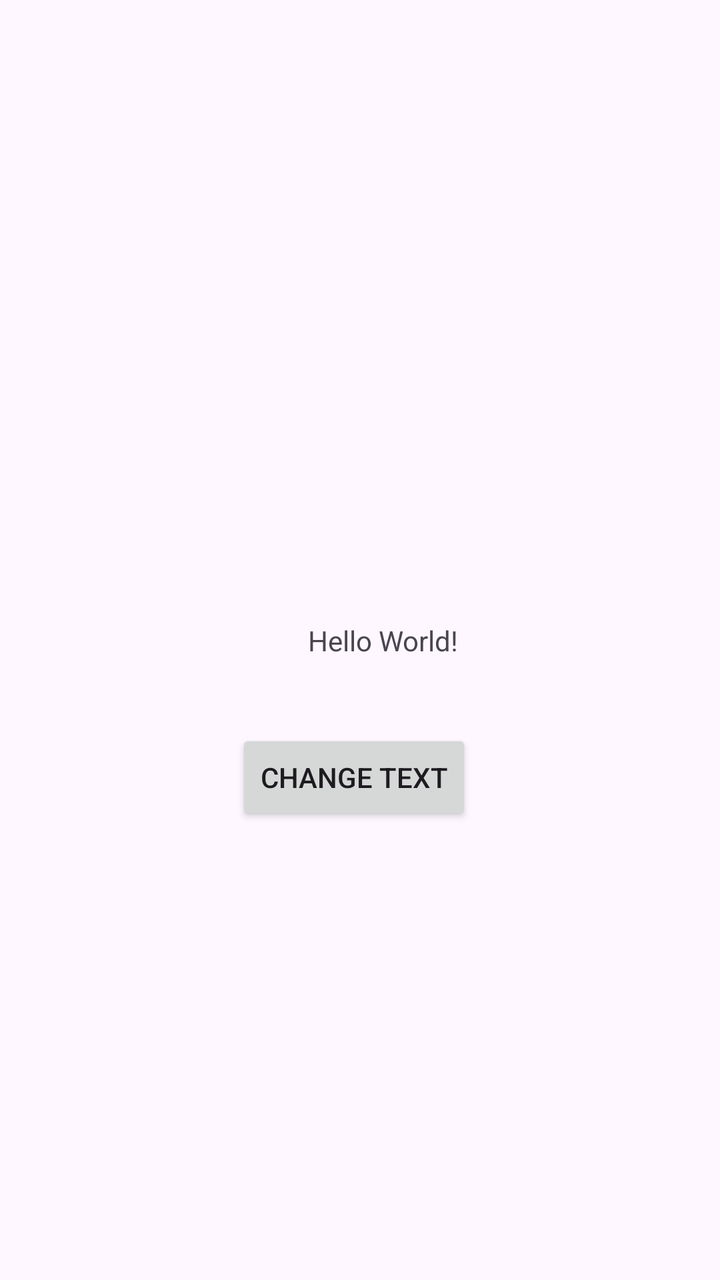
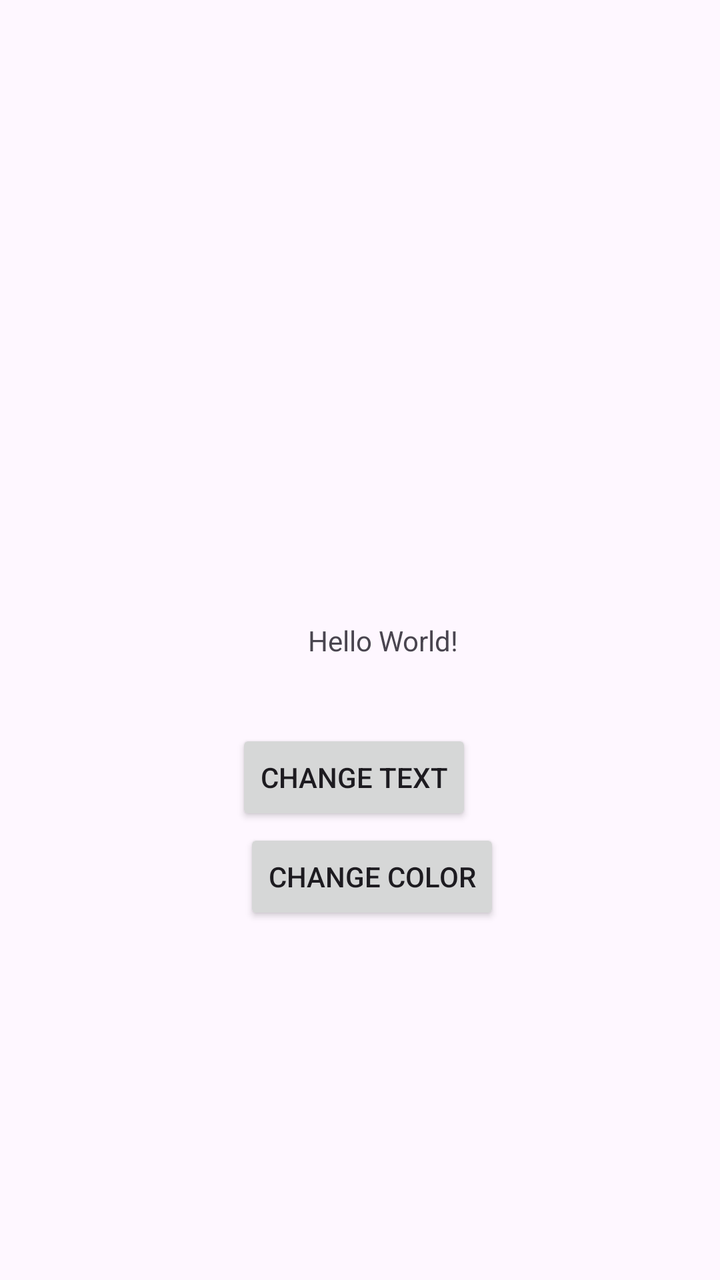

Compare the two renders of this Android layout. The source of the first and the diff that turns it into the second are given below.
<!-- AndroidManifest.xml: application theme Theme.HelloWorldApp -->
<!-- res/layout/activity_main.xml -->
<?xml version="1.0" encoding="utf-8"?>
<androidx.constraintlayout.widget.ConstraintLayout xmlns:android="http://schemas.android.com/apk/res/android"
    xmlns:app="http://schemas.android.com/apk/res-auto"
    xmlns:tools="http://schemas.android.com/tools"
    android:id="@+id/main"
    android:layout_width="match_parent"
    android:layout_height="match_parent"
    tools:context=".MainActivity">

    <TextView
        android:id="@+id/textViewMessage"
        android:layout_width="wrap_content"
        android:layout_height="wrap_content"
        android:text="Hello World!"
        app:layout_constraintBottom_toBottomOf="parent"
        app:layout_constraintEnd_toEndOf="parent"
        app:layout_constraintHorizontal_bias="0.541"
        app:layout_constraintStart_toStartOf="parent"
        app:layout_constraintTop_toTopOf="parent" />

    <Button
        android:id="@+id/buttonChangeText"
        android:layout_width="wrap_content"
        android:layout_height="wrap_content"
        android:layout_marginStart="159dp"
        android:layout_marginTop="35dp"
        android:layout_marginEnd="124dp"
        android:layout_marginBottom="50dp"
        android:text="Change Text"
        app:layout_constraintBottom_toBottomOf="parent"
        app:layout_constraintEnd_toEndOf="parent"
        app:layout_constraintHorizontal_bias="1.0"
        app:layout_constraintStart_toStartOf="parent"
        app:layout_constraintTop_toBottomOf="@+id/textViewMessage"
        app:layout_constraintVertical_bias="0.0" />

</androidx.constraintlayout.widget.ConstraintLayout>
<!-- resources referenced by this layout -->
<resources>
  <style name="Theme.HelloWorldApp" parent="Base.Theme.HelloWorldApp" />
  <style name="Base.Theme.HelloWorldApp" parent="Theme.Material3.DayNight.NoActionBar">
          
          
      </style>
</resources>

<!-- the commit's change to res/layout/activity_main.xml (unified diff, before → after) -->
@@ -34,4 +34,19 @@
         app:layout_constraintTop_toBottomOf="@+id/textViewMessage"
         app:layout_constraintVertical_bias="0.0" />
 
+    <Button
+        android:id="@+id/buttonChangeColor"
+        android:layout_width="wrap_content"
+        android:layout_height="wrap_content"
+        android:layout_marginStart="4dp"
+        android:layout_marginTop="24dp"
+        android:layout_marginEnd="114dp"
+        android:layout_marginBottom="200dp"
+        android:text="Change Color"
+        app:layout_constraintBottom_toBottomOf="parent"
+        app:layout_constraintEnd_toEndOf="parent"
+        app:layout_constraintHorizontal_bias="0.0"
+        app:layout_constraintStart_toStartOf="@+id/buttonChangeText"
+        app:layout_constraintTop_toBottomOf="@+id/buttonChangeText" />
+
 </androidx.constraintlayout.widget.ConstraintLayout>
